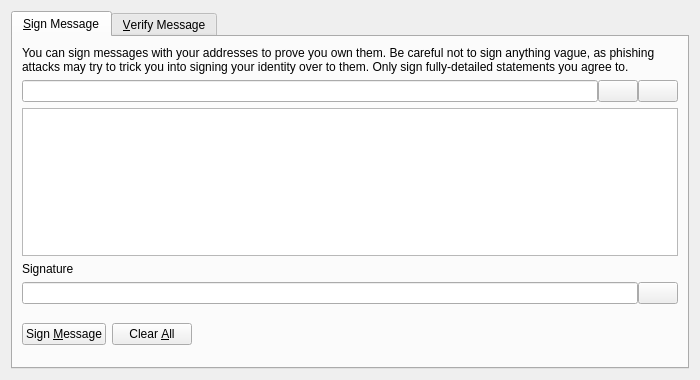
doriancoin-project/doriancoin-v016-archived, file src/qt/forms/signverifymessagedialog.ui: the form before one commit.
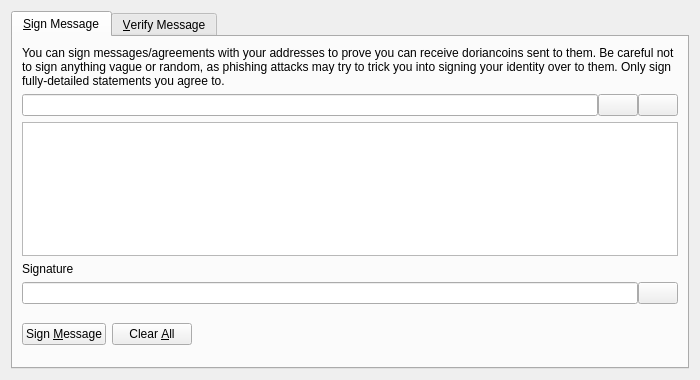
The form after the commit. Icons and pictures are not drawn. Custom widgets are drawn as their Qt base class.

Commit message: fork latest LTC codebase for Doriancoin

```diff
--- a/src/qt/forms/signverifymessagedialog.ui
+++ b/src/qt/forms/signverifymessagedialog.ui
@@ -30,7 +30,7 @@
        <item>
         <widget class="QLabel" name="infoLabel_SM">
          <property name="text">
-          <string>You can sign messages with your addresses to prove you own them. Be careful not to sign anything vague, as phishing attacks may try to trick you into signing your identity over to them. Only sign fully-detailed statements you agree to.</string>
+          <string>You can sign messages/agreements with your addresses to prove you can receive doriancoins sent to them. Be careful not to sign anything vague or random, as phishing attacks may try to trick you into signing your identity over to them. Only sign fully-detailed statements you agree to.</string>
          </property>
          <property name="textFormat">
           <enum>Qt::PlainText</enum>
```
Left out of the diff: 16 changed lines with no effect on the pictures. The commit also changes 1661 other files.
